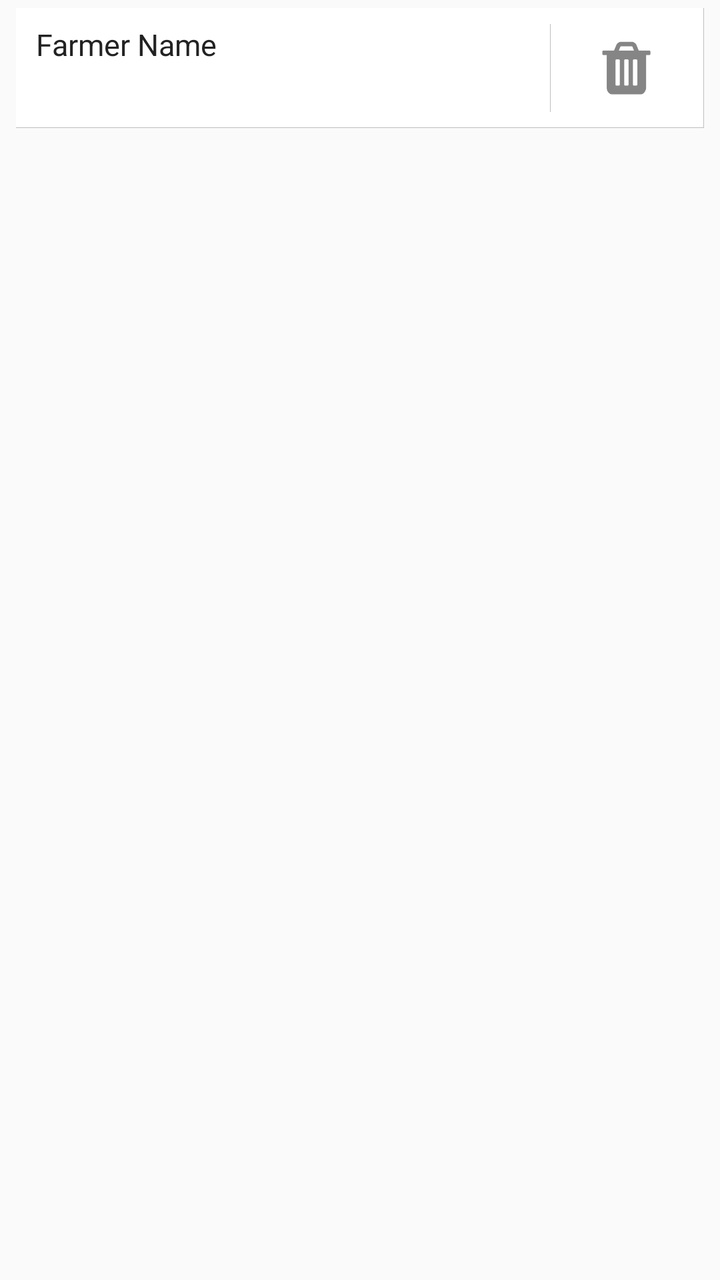
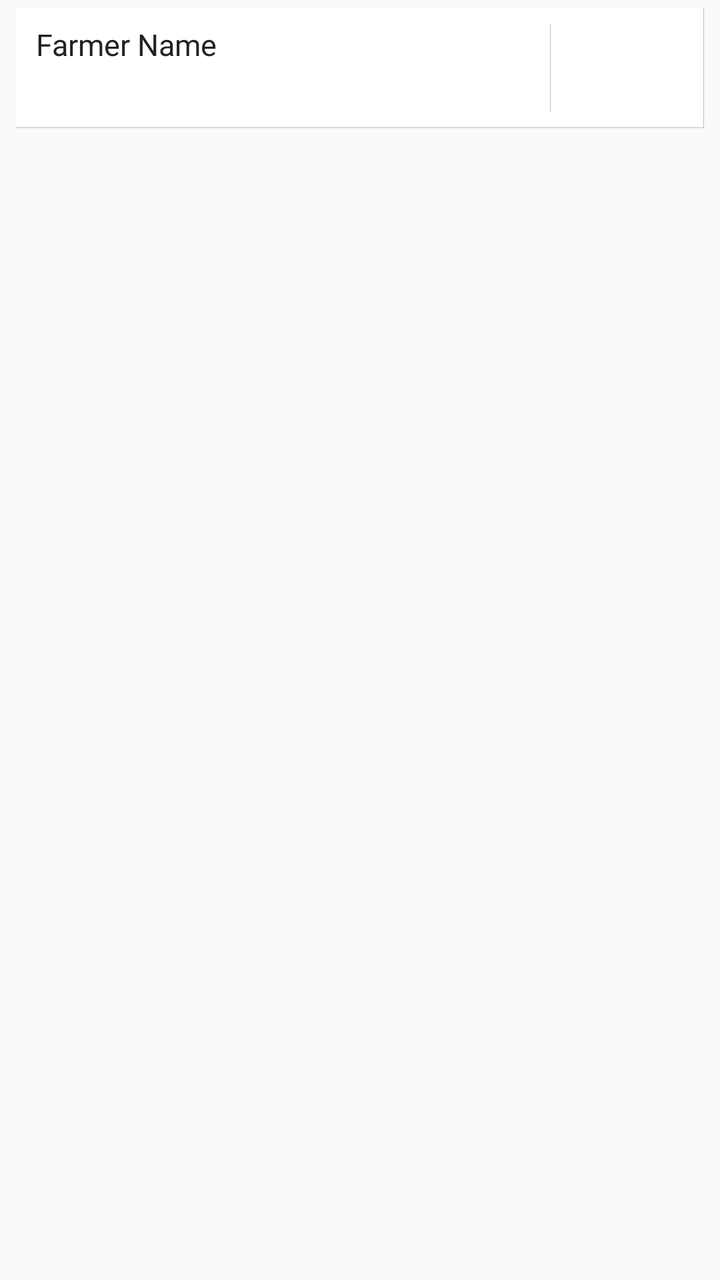

Screens rendered from an Android XML layout before and after an edit, with the pre-edit source and the edit as a unified diff.
<!-- AndroidManifest.xml: application theme AppCompactTheme -->
<!-- res/layout/listview_selected_attendee_list.xml -->
<?xml version="1.0" encoding="utf-8"?>
<LinearLayout xmlns:android="http://schemas.android.com/apk/res/android"
    xmlns:tools="http://schemas.android.com/tools"
    android:orientation="vertical"
    android:layout_width="match_parent"
    android:layout_height="wrap_content"
    android:paddingLeft="@dimen/ofis_med_pad"
    android:paddingRight="@dimen/ofis_med_pad"
    android:paddingTop="@dimen/ofis_list_itemseparator"
    android:paddingBottom="@dimen/ofis_list_itemseparator">


    <LinearLayout
        android:orientation="horizontal"
        android:layout_width="match_parent"
        android:id="@+id/rowlin"
        android:layout_height="wrap_content"
        android:minHeight="60dp"
        android:background="@drawable/list_item"
        android:baselineAligned="false"
        android:weightSum="8"
        tools:ignore="UselessParent">

        <LinearLayout
            android:orientation="vertical"
            android:layout_width="0dp"
            android:layout_height="match_parent"
            android:id="@+id/itemTextContainer"
            android:layout_marginTop="8dp"
            android:layout_marginBottom="8dp"
            android:layout_marginEnd="8dp"
            android:layout_marginRight="8dp"
            android:paddingLeft="10dp"
            android:paddingRight="10dp"
            android:layout_weight="7">

            <TextView
                android:id="@+id/trainingAttendeeId"
                android:layout_width="0dp"
                android:layout_height="0dp"
                android:visibility="gone" />
            <TextView
                android:layout_width="match_parent"
                android:layout_height="wrap_content"
                android:text="@string/Farmer_Name"
                android:id="@+id/attendeeName"
                android:textColor="@color/ofis_base_font_dark"
                android:textSize="@dimen/ofis_med_text" />

            <LinearLayout
                android:layout_width="match_parent"
                android:layout_height="wrap_content"
                android:orientation="vertical">

                <LinearLayout
                    android:layout_width="match_parent"
                    android:layout_height="wrap_content"
                    android:orientation="horizontal"
                    android:layout_marginBottom="@dimen/ofis_small_pad">

                    <TextView
                        android:layout_width="wrap_content"
                        android:layout_height="wrap_content"
                        android:id="@+id/criterion_attended"
                        android:textColor="@color/ofis_list_item_subtitle"
                        android:paddingLeft="@dimen/ofis_med_pad"
                        android:textSize="@dimen/ofis_small_text"
                        android:visibility="gone"/>

                    <TextView
                        android:layout_width="wrap_content"
                        android:layout_height="wrap_content"
                        android:id="@+id/criterion_passed"
                        android:textColor="@color/ofis_list_item_subtitle"
                        android:background="@drawable/left_border"
                        android:paddingLeft="@dimen/ofis_med_pad"
                        android:layout_marginLeft="@dimen/ofis_med_pad"
                        android:textSize="@dimen/ofis_small_text"
                        android:visibility="gone"/>

                </LinearLayout>

                <LinearLayout
                    android:layout_width="match_parent"
                    android:layout_height="wrap_content"
                    android:orientation="horizontal"
                    android:layout_marginBottom="@dimen/ofis_small_pad">

                    <TextView
                        android:layout_width="wrap_content"
                        android:layout_height="wrap_content"
                        android:id="@+id/criterion_prescore"
                        android:textColor="@color/ofis_list_item_subtitle"
                        android:textSize="@dimen/ofis_small_text"
                        android:visibility="gone"/>

                    <TextView
                        android:layout_width="wrap_content"
                        android:layout_height="wrap_content"
                        android:id="@+id/criterion_postscore"
                        android:textColor="@color/ofis_list_item_subtitle"
                        android:background="@drawable/left_border"
                        android:paddingLeft="@dimen/ofis_med_pad"
                        android:layout_marginLeft="@dimen/ofis_med_pad"
                        android:textSize="@dimen/ofis_small_text"
                        android:visibility="gone"/>

                </LinearLayout>

                <TextView
                    android:layout_width="wrap_content"
                    android:layout_height="wrap_content"
                    android:id="@+id/criterion_score"
                    android:textColor="@color/ofis_list_item_subtitle"
                    android:textSize="@dimen/ofis_small_text"
                    android:layout_marginBottom="@dimen/ofis_small_pad"
                    android:visibility="gone"/>

                <TextView
                    android:layout_width="wrap_content"
                    android:layout_height="wrap_content"
                    android:id="@+id/criterion_percentage"
                    android:textColor="@color/ofis_list_item_subtitle"
                    android:textSize="@dimen/ofis_small_text"
                    android:layout_marginBottom="@dimen/ofis_small_pad"
                    android:visibility="gone"/>

                <TextView
                    android:layout_width="wrap_content"
                    android:layout_height="wrap_content"
                    android:id="@+id/criterion_grade"
                    android:textColor="@color/ofis_list_item_subtitle"
                    android:textSize="@dimen/ofis_small_text"
                    android:layout_marginBottom="@dimen/ofis_small_pad"
                    android:visibility="gone"/>

            </LinearLayout>

        </LinearLayout>

        <LinearLayout
            android:layout_width="wrap_content"
            android:layout_height="match_parent"
            android:id="@+id/deleteItemWrapper"
            android:background="@drawable/left_border"
            android:layout_marginTop="8dp"
            android:layout_marginBottom="8dp"
            android:layout_weight="1"
            android:gravity="center">
            <ImageView
                android:layout_width="40dp"
                android:layout_height="40dp"
                android:adjustViewBounds="true"
                android:scaleType="fitCenter"
                android:id="@+id/deleteItem"
                android:src="@drawable/ic_delete_item"
                android:contentDescription="@string/Delete_Item"
                android:layout_gravity="center_vertical|center_horizontal" />
        </LinearLayout>
    </LinearLayout>

</LinearLayout>
<!-- resources referenced by this layout -->
<resources>
  <color name="ofis_base_font_dark">#222222</color>
  <color name="ofis_list_item_subtitle">#7d7d7d</color>
  <dimen name="ofis_list_itemseparator">4dp</dimen>
  <dimen name="ofis_med_pad">8dp</dimen>
  <dimen name="ofis_med_text">15sp</dimen>
  <dimen name="ofis_small_pad">4dp</dimen>
  <dimen name="ofis_small_text">13sp</dimen>
  <!-- drawable ic_delete_item: png bitmap (drawable-hdpi, 1654 bytes) -->
  <!-- drawable left_border (drawable) -->
  <?xml version="1.0" encoding="utf-8"?>
  <layer-list xmlns:android="http://schemas.android.com/apk/res/android">
      <item
          android:bottom="-3dp"
          android:left="-2dp"
          android:top="-3dp"
          android:right="-3dp">
          <shape android:shape="rectangle">
              <solid android:color="@android:color/transparent"/>
              <stroke
                  android:color="@color/ofis_list_item_border"
                  android:width="@dimen/ofis_list_itemborder" />
          </shape>
          </item>
  </layer-list>
  <!-- drawable list_item (drawable) -->
  <?xml version="1.0" encoding="utf-8"?>
  <layer-list xmlns:android="http://schemas.android.com/apk/res/android">
      <item
          android:right="-3dp"
          android:left="-3dp"
          android:top="-3dp"
          android:bottom="-2dp">
          <shape android:shape="rectangle">
              <solid android:color="@color/ofis_list_item_background"/>
              <stroke
                  android:color="@color/ofis_list_item_border"
                  android:width="@dimen/ofis_list_itemborder" />
          </shape>
          </item>
  </layer-list>
  <string name="Delete_Item">Delete Item</string>
  <string name="Farmer_Name">Farmer Name</string>
  <style name="AppCompactTheme" parent="Theme.AppCompat.Light">
          
          <item name="android:spinnerStyle">@android:style/Widget.Holo.Light.Spinner</item>
          <item name="android:spinnerItemStyle">@style/SpinnerItem</item>
          <item name="android:spinnerDropDownItemStyle">@style/SpinnerItem.DropDownItem</item>
          <item name="android:dropDownListViewStyle">@style/StandardSpinner</item>
          <item name="android:actionBarStyle">@style/AppTheme.ActionBarStyle</item>
      </style>
  <color name="ofis_list_item_border">#40000000</color>
  <dimen name="ofis_list_itemborder">1px</dimen>
  <color name="ofis_list_item_background">#ffffff</color>
  <style name="SpinnerItem" parent="Widget.AppCompat.TextView.SpinnerItem">
          <item name="android:textColor">@color/ofis_base_font_white</item>
          <item name="android:textSize">@dimen/ofis_spinner_text</item>
      </style>
  <style name="SpinnerItem.DropDownItem" parent="Widget.AppCompat.Light.DropDownItem.Spinner">
          <item name="android:textColor">@color/ofis_text_field</item>
          <item name="android:background">@color/ofis_spinner_item_background</item>
      </style>
  <style name="StandardSpinner" parent="Widget.AppCompat.ListView.DropDown">
          <item name="android:dividerHeight">@dimen/ofis_spinner_itemseparator</item>
          <item name="android:divider">@color/ofis_spinner_divider</item>
      </style>
  <style name="AppTheme.ActionBarStyle" parent="Theme.AppCompat.Light">
          <item name="android:titleTextStyle">@style/AppTheme.ActionBar.TitleTextStyle</item>
      </style>
  <color name="ofis_base_font_white">#ffffff</color>
  <dimen name="ofis_spinner_text">14sp</dimen>
  <color name="ofis_text_field">#DE000000</color>
  <color name="ofis_spinner_item_background">@color/ofis_actionbar_background</color>
  <dimen name="ofis_spinner_itemseparator">1dp</dimen>
  <color name="ofis_spinner_divider">#ff333333</color>
  <style name="AppTheme.ActionBar.TitleTextStyle" parent="android:TextAppearance">
          <item name="android:textSize">@dimen/ofis_med_text</item>
      </style>
  <color name="ofis_actionbar_background">#dddddd</color>
</resources>

<!-- the commit's change to res/layout/listview_selected_attendee_list.xml (unified diff, before → after) -->
@@ -1,5 +1,6 @@
 <?xml version="1.0" encoding="utf-8"?>
 <LinearLayout xmlns:android="http://schemas.android.com/apk/res/android"
+    xmlns:app="http://schemas.android.com/apk/res-auto"
     xmlns:tools="http://schemas.android.com/tools"
     android:orientation="vertical"
     android:layout_width="match_parent"
@@ -153,7 +154,7 @@
                 android:adjustViewBounds="true"
                 android:scaleType="fitCenter"
                 android:id="@+id/deleteItem"
-                android:src="@drawable/ic_delete_item"
+                app:srcCompat="@drawable/ic_delete_item"
                 android:contentDescription="@string/Delete_Item"
                 android:layout_gravity="center_vertical|center_horizontal" />
         </LinearLayout>
<!-- resource entries referenced after the edit -->
@@ -44,11 +44,13 @@
   <string name="Farmer_Name">Farmer Name</string>
   <style name="AppCompactTheme" parent="Theme.AppCompat.Light">
           
-          <item name="android:spinnerStyle">@android:style/Widget.Holo.Light.Spinner</item>
+          <item name="spinnerStyle">@android:style/Widget.Holo.Light.Spinner</item>
           <item name="android:spinnerItemStyle">@style/SpinnerItem</item>
-          <item name="android:spinnerDropDownItemStyle">@style/SpinnerItem.DropDownItem</item>
-          <item name="android:dropDownListViewStyle">@style/StandardSpinner</item>
-          <item name="android:actionBarStyle">@style/AppTheme.ActionBarStyle</item>
+          <item name="spinnerDropDownItemStyle">@style/SpinnerItem.DropDownItem</item>
+          <item name="dropDownListViewStyle">@style/StandardSpinner</item>
+  
+          <item name="actionBarStyle">@style/AppTheme.ActionBarStyle</item>
+  
       </style>
   <color name="ofis_list_item_border">#40000000</color>
   <dimen name="ofis_list_itemborder">1px</dimen>
@@ -59,14 +61,14 @@
       </style>
   <style name="SpinnerItem.DropDownItem" parent="Widget.AppCompat.Light.DropDownItem.Spinner">
           <item name="android:textColor">@color/ofis_text_field</item>
-          <item name="android:background">@color/ofis_spinner_item_background</item>
+          <item name="background">@color/ofis_spinner_item_background</item>
       </style>
   <style name="StandardSpinner" parent="Widget.AppCompat.ListView.DropDown">
           <item name="android:dividerHeight">@dimen/ofis_spinner_itemseparator</item>
-          <item name="android:divider">@color/ofis_spinner_divider</item>
+          <item name="divider">@color/ofis_spinner_divider</item>
       </style>
   <style name="AppTheme.ActionBarStyle" parent="Theme.AppCompat.Light">
-          <item name="android:titleTextStyle">@style/AppTheme.ActionBar.TitleTextStyle</item>
+          <item name="titleTextStyle">@style/AppTheme.ActionBar.TitleTextStyle</item>
       </style>
   <color name="ofis_base_font_white">#ffffff</color>
   <dimen name="ofis_spinner_text">14sp</dimen>
@@ -75,8 +77,10 @@
   <dimen name="ofis_spinner_itemseparator">1dp</dimen>
   <color name="ofis_spinner_divider">#ff333333</color>
   <style name="AppTheme.ActionBar.TitleTextStyle" parent="android:TextAppearance">
-          <item name="android:textSize">@dimen/ofis_med_text</item>
+          <item name="android:textSize">@dimen/ofis_large_text</item>
+          <item name="android:textStyle">bold</item>
       </style>
   <color name="ofis_actionbar_background">#dddddd</color>
+  <dimen name="ofis_large_text">17sp</dimen>
 </resources>
 
